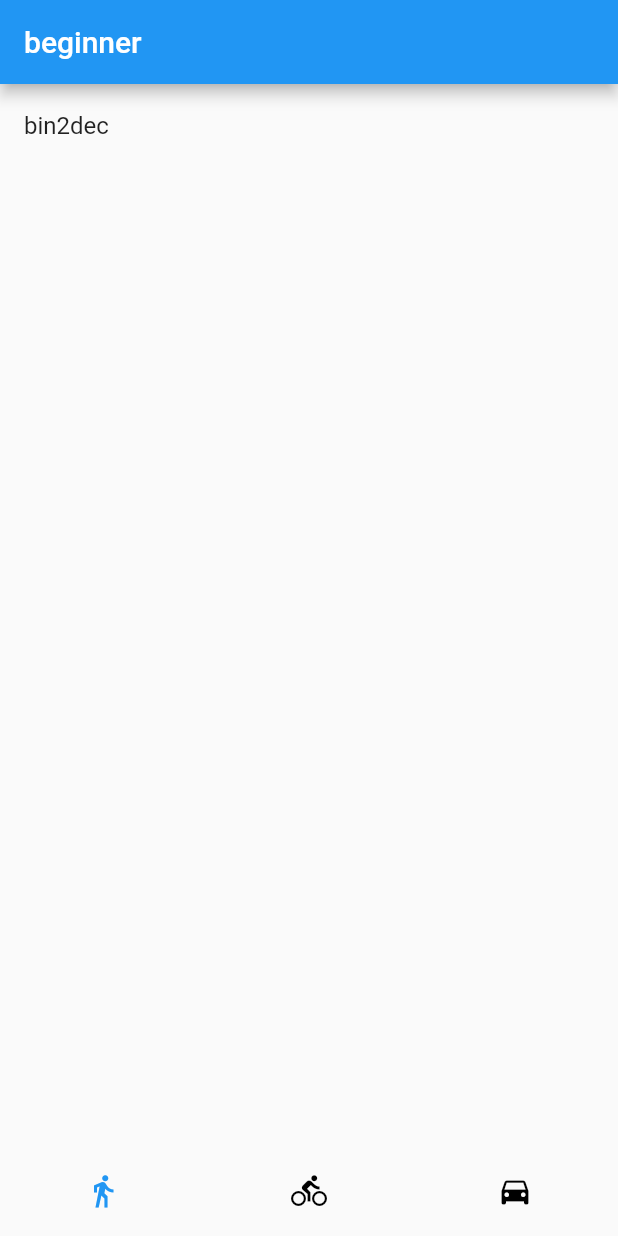
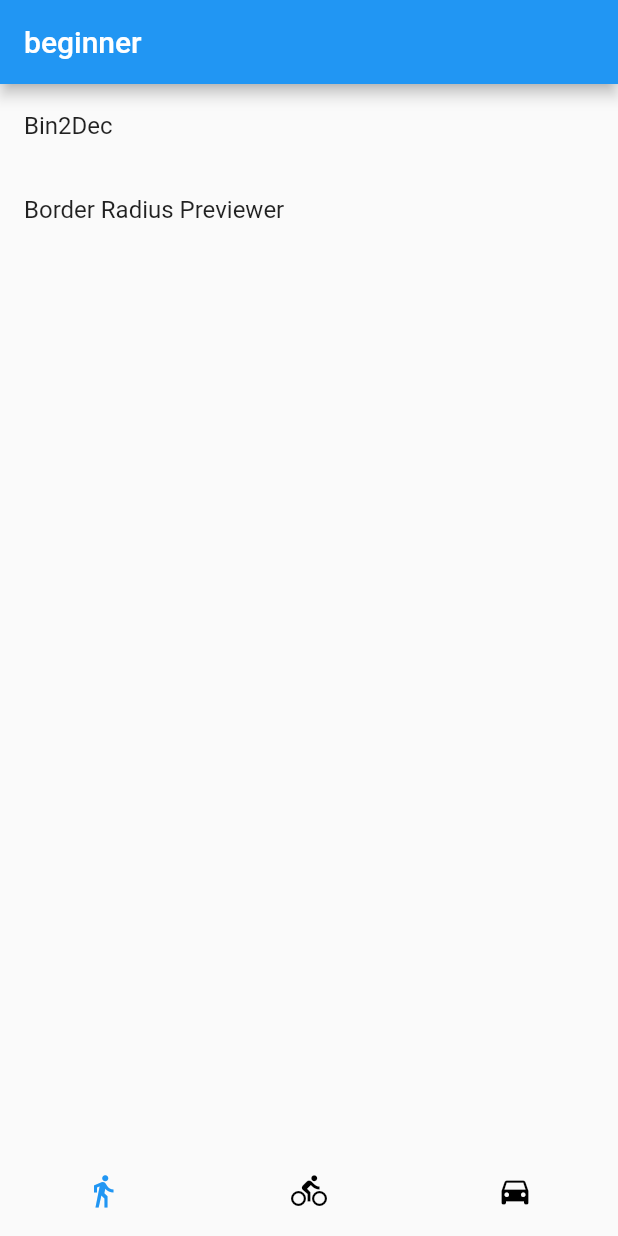
Before and after one commit to Ferrum5/app_ideas_flutter, a Flutter app: the screen it shows after launch, on a phone screen of 412 x 824 dp. Run offline on Flutter 3.47's test engine with Material 2 defaults, Android fonts, the phone set to English and light mode, and no system bars; our stand-ins replace fixnum.

Commit message:
+ Border Radius Previewer

```diff
--- a/lib/main.dart
+++ b/lib/main.dart
@@ -9,7 +9,7 @@ class MyApp extends StatelessWidget {
   Widget build(BuildContext context) {
     final routes = <String, WidgetBuilder>{'/': (context) => HomeScreen()};
     for(var category in PageCategory.categories){
-      routes.addEntries(category.pages.map((page)=>MapEntry('${category.name}/${page.name}',page.builder)));
+      routes.addEntries(category.pages.map((page)=>MapEntry('${category.name}/${page.fileName}',page.builder)));
     }
     return MaterialApp(
       //add all pages to route
@@ -97,11 +97,13 @@ class _HomeScreenState extends State<HomeScreen>
                 return (category.pages.length==0)?FlutterLogo():ListView.builder(
                     itemCount: category.pages.length,
                     itemBuilder: (context, index) {
+                      final title = category.pages[index].name;
                       return ListTile(
-                        title: Text(category.pages[index].name),
+                        key: ValueKey(title),
+                        title: Text(title),
                         onTap: () {
                           Navigator.of(context)
-                              .pushNamed('beginner/${category.pages[index].name}');
+                              .pushNamed('beginner/${category.pages[index].fileName}');
                         },
                       );
                     });
--- a/lib/pages.dart
+++ b/lib/pages.dart
@@ -1,4 +1,5 @@
 import 'package:app_ideas_flutter/beginner/bin2dec.dart';
+import 'package:app_ideas_flutter/beginner/border_radius_previewer.dart';
 import 'package:flutter/widgets.dart';
 
 
@@ -12,8 +13,14 @@ class PageCategory{
         name: 'beginner',
         pages: [
           PageEntry(
-              name: 'bin2dec',
+              name: 'Bin2Dec',
+              fileName: 'bin2dec',
               builder: (context)=>Bin2Dec()
+          ),
+          PageEntry(
+              name: 'Border Radius Previewer',
+              fileName: 'border_radius_previewer',
+              builder: (context)=>BorderRadiusPreviewer()
           ),
         ]),
     PageCategory(
@@ -29,7 +36,7 @@ class PageCategory{
 
 class PageEntry{
   final String name;
+  final String fileName;
   final WidgetBuilder builder;
-  PageEntry({@required this.name, @required this.builder});
-
+  PageEntry({@required this.name, @required this.fileName,@required this.builder});
 }
```
Also changed, not shown: lib/beginner/border_radius_previewer.dart (added, +147 -0 lines), 1 other file.
